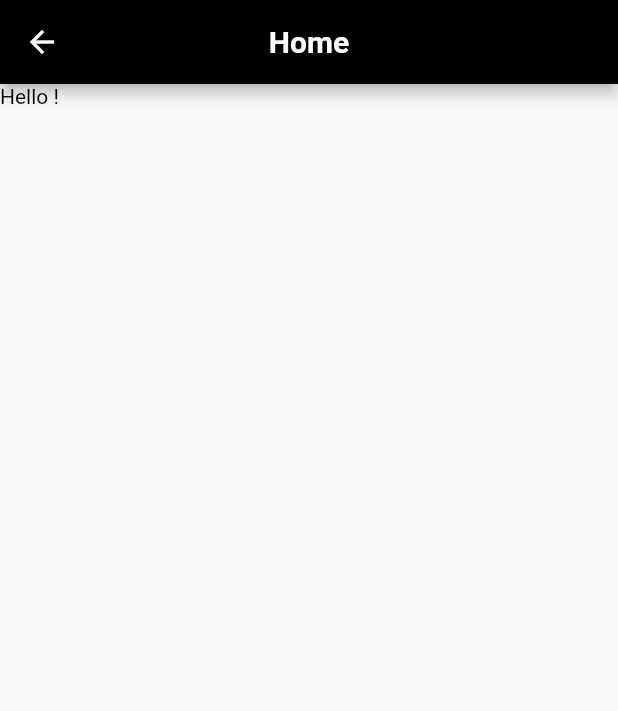
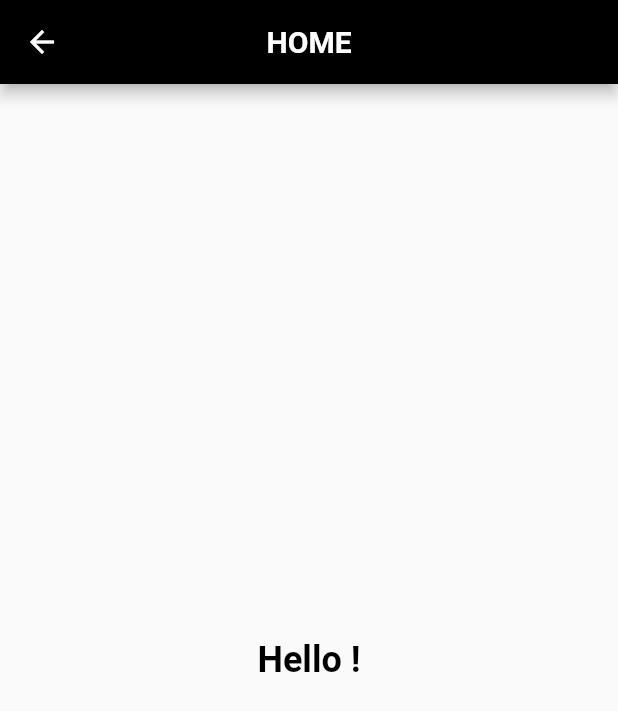
Before and after one commit to CocheteuxLaurent/flutter_application_3, a Flutter app: the HomePage screen opened directly, on a phone screen of 412 x 824 dp. Shown: the top 711 px of the screen. Run offline on Flutter 3.47's test engine with Material 2 defaults, Android fonts, the phone set to English and light mode, and no system bars.

Commit message:
New Update

```diff
--- a/lib/HomePage.dart
+++ b/lib/HomePage.dart
@@ -17,7 +17,7 @@ class _HomePageState extends State<HomePage> {
         centerTitle: true,
         backgroundColor: Colors.black,
         title: const Text(
-          'Home',
+          'HOME',
           style: TextStyle(
             color: Colors.white,
             fontWeight: FontWeight.bold,
@@ -25,11 +25,20 @@ class _HomePageState extends State<HomePage> {
         ),
       ),
       body: Column(
-        children: const [
-          Text(
-            'Hello !',
-            style: TextStyle(color: Colors.black),
-          )
+        mainAxisAlignment: MainAxisAlignment.center,
+        children: [
+          Row(
+            mainAxisAlignment: MainAxisAlignment.center,
+            children: [
+              Text(
+                'Hello !',
+                style: TextStyle(
+                    color: Colors.black,
+                    fontSize: 24,
+                    fontWeight: FontWeight.bold),
+              ),
+            ],
+          ),
         ],
       ),
     );
```
